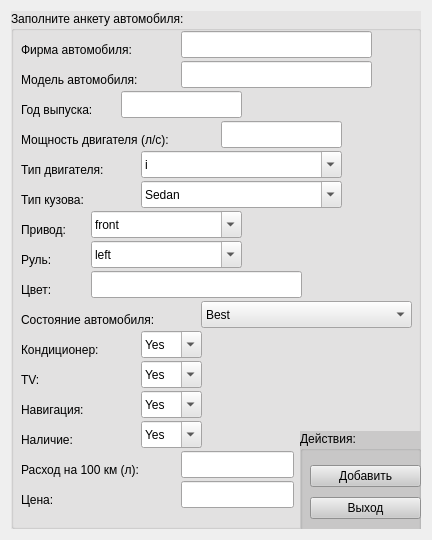
forward32/autocenter, file db_app/addcar.ui: the form before one commit.
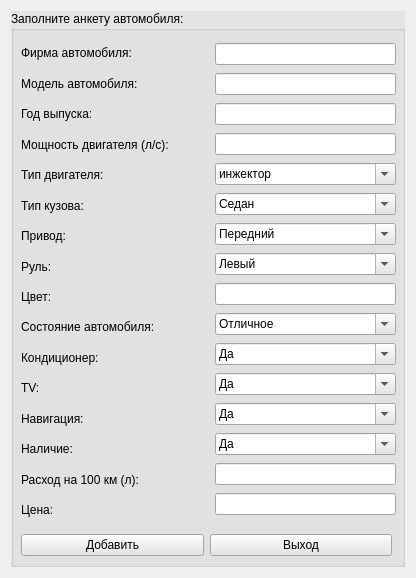
The form after the commit.

```diff
--- a/db_app/addcar.ui
+++ b/db_app/addcar.ui
@@ -6,8 +6,8 @@
    <rect>
     <x>0</x>
     <y>0</y>
-    <width>432</width>
-    <height>540</height>
+    <width>416</width>
+    <height>578</height>
    </rect>
   </property>
   <property name="windowTitle">
@@ -16,6 +16,9 @@
   <layout class="QVBoxLayout" name="verticalLayout">
    <item>
     <widget class="QGroupBox" name="gbox_addcar">
+     <property name="enabled">
+      <bool>true</bool>
+     </property>
      <property name="palette">
       <palette>
        <active>
@@ -437,1004 +440,401 @@
      <property name="title">
       <string>Заполните анкету автомобиля:</string>
      </property>
-     <widget class="QLabel" name="label">
-      <property name="geometry">
-       <rect>
-        <x>10</x>
-        <y>60</y>
-        <width>161</width>
-        <height>17</height>
-       </rect>
-      </property>
-      <property name="text">
-       <string>Модель автомобиля:</string>
-      </property>
-     </widget>
-     <widget class="QLabel" name="label_2">
-      <property name="geometry">
-       <rect>
-        <x>10</x>
-        <y>30</y>
-        <width>161</width>
-        <height>17</height>
-       </rect>
-      </property>
-      <property name="text">
-       <string>Фирма автомобиля:</string>
-      </property>
-     </widget>
-     <widget class="QLabel" name="label_3">
-      <property name="geometry">
-       <rect>
-        <x>10</x>
-        <y>90</y>
-        <width>101</width>
-        <height>17</height>
-       </rect>
-      </property>
-      <property name="text">
-       <string>Год выпуска:</string>
-      </property>
-     </widget>
-     <widget class="QLabel" name="label_4">
-      <property name="geometry">
-       <rect>
-        <x>10</x>
-        <y>120</y>
-        <width>191</width>
-        <height>17</height>
-       </rect>
-      </property>
-      <property name="text">
-       <string>Мощность двигателя (л/c):</string>
-      </property>
-     </widget>
-     <widget class="QLabel" name="label_5">
-      <property name="geometry">
-       <rect>
-        <x>10</x>
-        <y>150</y>
-        <width>111</width>
-        <height>17</height>
-       </rect>
-      </property>
-      <property name="text">
-       <string>Тип двигателя:</string>
-      </property>
-     </widget>
-     <widget class="QLabel" name="label_6">
-      <property name="geometry">
-       <rect>
-        <x>10</x>
-        <y>180</y>
-        <width>91</width>
-        <height>17</height>
-       </rect>
-      </property>
-      <property name="text">
-       <string>Тип кузова:</string>
-      </property>
-     </widget>
-     <widget class="QLabel" name="label_7">
-      <property name="geometry">
-       <rect>
-        <x>10</x>
-        <y>210</y>
-        <width>61</width>
-        <height>17</height>
-       </rect>
-      </property>
-      <property name="text">
-       <string>Привод:</string>
-      </property>
-     </widget>
-     <widget class="QLabel" name="label_8">
-      <property name="geometry">
-       <rect>
-        <x>10</x>
-        <y>240</y>
-        <width>51</width>
-        <height>17</height>
-       </rect>
-      </property>
-      <property name="text">
-       <string>Руль:</string>
-      </property>
-     </widget>
-     <widget class="QLabel" name="label_9">
-      <property name="geometry">
-       <rect>
-        <x>10</x>
-        <y>270</y>
-        <width>41</width>
-        <height>17</height>
-       </rect>
-      </property>
-      <property name="text">
-       <string>Цвет:</string>
-      </property>
-     </widget>
-     <widget class="QLabel" name="label_10">
-      <property name="geometry">
-       <rect>
-        <x>10</x>
-        <y>300</y>
-        <width>171</width>
-        <height>17</height>
-       </rect>
-      </property>
-      <property name="text">
-       <string>Состояние автомобиля:</string>
-      </property>
-     </widget>
-     <widget class="QLabel" name="label_11">
-      <property name="geometry">
-       <rect>
-        <x>10</x>
-        <y>330</y>
-        <width>111</width>
-        <height>17</height>
-       </rect>
-      </property>
-      <property name="text">
-       <string>Кондиционер:</string>
-      </property>
-     </widget>
-     <widget class="QLabel" name="label_12">
-      <property name="geometry">
-       <rect>
-        <x>10</x>
-        <y>360</y>
-        <width>31</width>
-        <height>17</height>
-       </rect>
-      </property>
-      <property name="text">
-       <string>TV:</string>
-      </property>
-     </widget>
-     <widget class="QLabel" name="label_13">
-      <property name="geometry">
-       <rect>
-        <x>10</x>
-        <y>390</y>
-        <width>91</width>
-        <height>17</height>
-       </rect>
-      </property>
-      <property name="text">
-       <string>Навигация:</string>
-      </property>
-     </widget>
-     <widget class="QLabel" name="label_14">
-      <property name="geometry">
-       <rect>
-        <x>10</x>
-        <y>450</y>
-        <width>161</width>
-        <height>17</height>
-       </rect>
-      </property>
-      <property name="text">
-       <string>Расход на 100 км (л):</string>
-      </property>
-     </widget>
-     <widget class="QLineEdit" name="edt_firm">
-      <property name="geometry">
-       <rect>
-        <x>170</x>
-        <y>20</y>
-        <width>191</width>
-        <height>27</height>
-       </rect>
-      </property>
-     </widget>
-     <widget class="QLineEdit" name="edt_model">
-      <property name="geometry">
-       <rect>
-        <x>170</x>
-        <y>50</y>
-        <width>191</width>
-        <height>27</height>
-       </rect>
-      </property>
-     </widget>
-     <widget class="QLineEdit" name="edt_year">
-      <property name="geometry">
-       <rect>
-        <x>110</x>
-        <y>80</y>
-        <width>121</width>
-        <height>27</height>
-       </rect>
-      </property>
-     </widget>
-     <widget class="QLineEdit" name="edt_power">
-      <property name="geometry">
-       <rect>
-        <x>210</x>
-        <y>110</y>
-        <width>121</width>
-        <height>27</height>
-       </rect>
-      </property>
-     </widget>
-     <widget class="QComboBox" name="cmb_eng_type">
-      <property name="geometry">
-       <rect>
-        <x>130</x>
-        <y>140</y>
-        <width>201</width>
-        <height>27</height>
-       </rect>
-      </property>
-      <property name="editable">
-       <bool>true</bool>
-      </property>
-      <item>
-       <property name="text">
-        <string>i</string>
-       </property>
-      </item>
-      <item>
-       <property name="text">
-        <string>tg</string>
-       </property>
-      </item>
-      <item>
-       <property name="text">
-        <string>d</string>
-       </property>
-      </item>
-      <item>
-       <property name="text">
-        <string>td</string>
-       </property>
-      </item>
-      <item>
-       <property name="text">
-        <string>bt</string>
-       </property>
-      </item>
-      <item>
-       <property name="text">
-        <string>c</string>
-       </property>
-      </item>
-     </widget>
-     <widget class="QComboBox" name="cmb_body_type">
-      <property name="geometry">
-       <rect>
-        <x>130</x>
-        <y>170</y>
-        <width>201</width>
-        <height>27</height>
-       </rect>
-      </property>
-      <property name="editable">
-       <bool>true</bool>
-      </property>
-      <item>
-       <property name="text">
-        <string>Sedan</string>
-       </property>
-      </item>
-      <item>
-       <property name="text">
-        <string>Cabriolet</string>
-       </property>
-      </item>
-      <item>
-       <property name="text">
-        <string>Avant</string>
-       </property>
-      </item>
-      <item>
-       <property name="text">
-        <string>H-back</string>
-       </property>
-      </item>
-      <item>
-       <property name="text">
-        <string>Miniven</string>
-       </property>
-      </item>
-      <item>
-       <property name="text">
-        <string>Coupe</string>
-       </property>
-      </item>
-      <item>
-       <property name="text">
-        <string>Jeep</string>
-       </property>
-      </item>
-     </widget>
-     <widget class="QComboBox" name="cmb_drive_type">
-      <property name="geometry">
-       <rect>
-        <x>80</x>
-        <y>200</y>
-        <width>151</width>
-        <height>27</height>
-       </rect>
-      </property>
-      <property name="editable">
-       <bool>true</bool>
-      </property>
-      <item>
-       <property name="text">
-        <string>front</string>
-       </property>
-      </item>
-      <item>
-       <property name="text">
-        <string>back</string>
-       </property>
-      </item>
-      <item>
-       <property name="text">
-        <string>both</string>
-       </property>
-      </item>
-     </widget>
-     <widget class="QComboBox" name="cmb_rudder_type">
-      <property name="geometry">
-       <rect>
-        <x>80</x>
-        <y>230</y>
-        <width>151</width>
-        <height>27</height>
-       </rect>
-      </property>
-      <property name="editable">
-       <bool>true</bool>
-      </property>
-      <item>
-       <property name="text">
-        <string>left</string>
-       </property>
-      </item>
-      <item>
-       <property name="text">
-        <string>right</string>
-       </property>
-      </item>
-     </widget>
-     <widget class="QLineEdit" name="edt_color">
-      <property name="geometry">
-       <rect>
-        <x>80</x>
-        <y>260</y>
-        <width>211</width>
-        <height>27</height>
-       </rect>
-      </property>
-     </widget>
-     <widget class="QComboBox" name="cmb_condition">
-      <property name="geometry">
-       <rect>
-        <x>190</x>
-        <y>290</y>
-        <width>211</width>
-        <height>27</height>
-       </rect>
-      </property>
-      <item>
-       <property name="text">
-        <string>Best</string>
-       </property>
-      </item>
-      <item>
-       <property name="text">
-        <string>Good</string>
-       </property>
-      </item>
-      <item>
-       <property name="text">
-        <string>Middle</string>
-       </property>
-      </item>
-      <item>
-       <property name="text">
-        <string>Crash</string>
-       </property>
-      </item>
-     </widget>
-     <widget class="QComboBox" name="cmb_cond">
-      <property name="geometry">
-       <rect>
-        <x>130</x>
-        <y>320</y>
-        <width>61</width>
-        <height>27</height>
-       </rect>
-      </property>
-      <property name="editable">
-       <bool>true</bool>
-      </property>
-      <item>
-       <property name="text">
-        <string>Yes</string>
-       </property>
-      </item>
-      <item>
-       <property name="text">
-        <string>No</string>
-       </property>
-      </item>
-     </widget>
-     <widget class="QComboBox" name="cmb_tv">
-      <property name="geometry">
-       <rect>
-        <x>130</x>
-        <y>350</y>
-        <width>61</width>
-        <height>27</height>
-       </rect>
-      </property>
-      <property name="editable">
-       <bool>true</bool>
-      </property>
-      <item>
-       <property name="text">
-        <string>Yes</string>
-       </property>
-      </item>
-      <item>
-       <property name="text">
-        <string>No</string>
-       </property>
-      </item>
-     </widget>
-     <widget class="QComboBox" name="cmb_navig">
-      <property name="geometry">
-       <rect>
-        <x>130</x>
-        <y>380</y>
-        <width>61</width>
-        <height>27</height>
-       </rect>
-      </property>
-      <property name="editable">
-       <bool>true</bool>
-      </property>
-      <item>
-       <property name="text">
-        <string>Yes</string>
-       </property>
-      </item>
-      <item>
-       <property name="text">
-        <string>No</string>
-       </property>
-      </item>
-     </widget>
-     <widget class="QLineEdit" name="edt_outgo">
-      <property name="geometry">
-       <rect>
-        <x>170</x>
-        <y>440</y>
-        <width>113</width>
-        <height>27</height>
-       </rect>
-      </property>
-     </widget>
-     <widget class="QLabel" name="label_15">
-      <property name="geometry">
-       <rect>
-        <x>10</x>
-        <y>480</y>
-        <width>51</width>
-        <height>17</height>
-       </rect>
-      </property>
-      <property name="text">
-       <string>Цена:</string>
-      </property>
-     </widget>
-     <widget class="QLineEdit" name="edt_price">
-      <property name="geometry">
-       <rect>
-        <x>170</x>
-        <y>470</y>
-        <width>113</width>
-        <height>27</height>
-       </rect>
-      </property>
-     </widget>
-     <widget class="QGroupBox" name="gbox_actions">
-      <property name="geometry">
-       <rect>
-        <x>289</x>
-        <y>420</y>
-        <width>121</width>
-        <height>101</height>
-       </rect>
-      </property>
-      <property name="palette">
-       <palette>
-        <active>
-         <colorrole role="WindowText">
-          <brush brushstyle="SolidPattern">
-           <color alpha="255">
-            <red>0</red>
-            <green>0</green>
-            <blue>0</blue>
-           </color>
-          </brush>
-         </colorrole>
-         <colorrole role="Button">
-          <brush brushstyle="SolidPattern">
-           <color alpha="255">
-            <red>202</red>
-            <green>201</green>
-            <blue>201</blue>
-           </color>
-          </brush>
-         </colorrole>
-         <colorrole role="Light">
-          <brush brushstyle="SolidPattern">
-           <color alpha="255">
-            <red>255</red>
-            <green>255</green>
-            <blue>255</blue>
-           </color>
-          </brush>
-         </colorrole>
-         <colorrole role="Midlight">
-          <brush brushstyle="SolidPattern">
-           <color alpha="255">
-            <red>228</red>
-            <green>228</green>
-            <blue>228</blue>
-           </color>
-          </brush>
-         </colorrole>
-         <colorrole role="Dark">
-          <brush brushstyle="SolidPattern">
-           <color alpha="255">
-            <red>101</red>
-            <green>100</green>
-            <blue>100</blue>
-           </color>
-          </brush>
-         </colorrole>
-         <colorrole role="Mid">
-          <brush brushstyle="SolidPattern">
-           <color alpha="255">
-            <red>135</red>
-            <green>134</green>
-            <blue>134</blue>
-           </color>
-          </brush>
-         </colorrole>
-         <colorrole role="Text">
-          <brush brushstyle="SolidPattern">
-           <color alpha="255">
-            <red>0</red>
-            <green>0</green>
-            <blue>0</blue>
-           </color>
-          </brush>
-         </colorrole>
-         <colorrole role="BrightText">
-          <brush brushstyle="SolidPattern">
-           <color alpha="255">
-            <red>255</red>
-            <green>255</green>
-            <blue>255</blue>
-           </color>
-          </brush>
-         </colorrole>
-         <colorrole role="ButtonText">
-          <brush brushstyle="SolidPattern">
-           <color alpha="255">
-            <red>0</red>
-            <green>0</green>
-            <blue>0</blue>
-           </color>
-          </brush>
-         </colorrole>
-         <colorrole role="Base">
-          <brush brushstyle="SolidPattern">
-           <color alpha="255">
-            <red>255</red>
-            <green>255</green>
-            <blue>255</blue>
-           </color>
-          </brush>
-         </colorrole>
-         <colorrole role="Window">
-          <brush brushstyle="SolidPattern">
-           <color alpha="255">
-            <red>202</red>
-            <green>201</green>
-            <blue>201</blue>
-           </color>
-          </brush>
-         </colorrole>
-         <colorrole role="Shadow">
-          <brush brushstyle="SolidPattern">
-           <color alpha="255">
-            <red>0</red>
-            <green>0</green>
-            <blue>0</blue>
-           </color>
-          </brush>
-         </colorrole>
-         <colorrole role="AlternateBase">
-          <brush brushstyle="SolidPattern">
-           <color alpha="255">
-            <red>228</red>
-            <green>228</green>
-            <blue>228</blue>
-           </color>
-          </brush>
-         </colorrole>
-         <colorrole role="ToolTipBase">
-          <brush brushstyle="SolidPattern">
-           <color alpha="255">
-            <red>255</red>
-            <green>255</green>
-            <blue>220</blue>
-           </color>
-          </brush>
-         </colorrole>
-         <colorrole role="ToolTipText">
-          <brush brushstyle="SolidPattern">
-           <color alpha="255">
-            <red>0</red>
-            <green>0</green>
-            <blue>0</blue>
-           </color>
-          </brush>
-         </colorrole>
-        </active>
-        <inactive>
-         <colorrole role="WindowText">
-          <brush brushstyle="SolidPattern">
-           <color alpha="255">
-            <red>0</red>
-            <green>0</green>
-            <blue>0</blue>
-           </color>
-          </brush>
-         </colorrole>
-         <colorrole role="Button">
-          <brush brushstyle="SolidPattern">
-           <color alpha="255">
-            <red>202</red>
-            <green>201</green>
-            <blue>201</blue>
-           </color>
-          </brush>
-         </colorrole>
-         <colorrole role="Light">
-          <brush brushstyle="SolidPattern">
-           <color alpha="255">
-            <red>255</red>
-            <green>255</green>
-            <blue>255</blue>
-           </color>
-          </brush>
-         </colorrole>
-         <colorrole role="Midlight">
-          <brush brushstyle="SolidPattern">
-           <color alpha="255">
-            <red>228</red>
-            <green>228</green>
-            <blue>228</blue>
-           </color>
-          </brush>
-         </colorrole>
-         <colorrole role="Dark">
-          <brush brushstyle="SolidPattern">
-           <color alpha="255">
-            <red>101</red>
-            <green>100</green>
-            <blue>100</blue>
-           </color>
-          </brush>
-         </colorrole>
-         <colorrole role="Mid">
-          <brush brushstyle="SolidPattern">
-           <color alpha="255">
-            <red>135</red>
-            <green>134</green>
-            <blue>134</blue>
-           </color>
-          </brush>
-         </colorrole>
-         <colorrole role="Text">
-          <brush brushstyle="SolidPattern">
-           <color alpha="255">
-            <red>0</red>
-            <green>0</green>
-            <blue>0</blue>
-           </color>
-          </brush>
-         </colorrole>
-         <colorrole role="BrightText">
-          <brush brushstyle="SolidPattern">
-           <color alpha="255">
-            <red>255</red>
-            <green>255</green>
-            <blue>255</blue>
-           </color>
-          </brush>
-         </colorrole>
-         <colorrole role="ButtonText">
-          <brush brushstyle="SolidPattern">
-           <color alpha="255">
-            <red>0</red>
-            <green>0</green>
-            <blue>0</blue>
-           </color>
-          </brush>
-         </colorrole>
-         <colorrole role="Base">
-          <brush brushstyle="SolidPattern">
-           <color alpha="255">
-            <red>255</red>
-            <green>255</green>
-            <blue>255</blue>
-           </color>
-          </brush>
-         </colorrole>
-         <colorrole role="Window">
-          <brush brushstyle="SolidPattern">
-           <color alpha="255">
-            <red>202</red>
-            <green>201</green>
-            <blue>201</blue>
-           </color>
-          </brush>
-         </colorrole>
-         <colorrole role="Shadow">
-          <brush brushstyle="SolidPattern">
-           <color alpha="255">
-            <red>0</red>
-            <green>0</green>
-            <blue>0</blue>
-           </color>
-          </brush>
-         </colorrole>
-         <colorrole role="AlternateBase">
-          <brush brushstyle="SolidPattern">
-           <color alpha="255">
-            <red>228</red>
-            <green>228</green>
-            <blue>228</blue>
-           </color>
-          </brush>
-         </colorrole>
-         <colorrole role="ToolTipBase">
-          <brush brushstyle="SolidPattern">
-           <color alpha="255">
-            <red>255</red>
-            <green>255</green>
-            <blue>220</blue>
-           </color>
-          </brush>
-         </colorrole>
-         <colorrole role="ToolTipText">
-          <brush brushstyle="SolidPattern">
-           <color alpha="255">
-            <red>0</red>
-            <green>0</green>
-            <blue>0</blue>
-           </color>
-          </brush>
-         </colorrole>
-        </inactive>
-        <disabled>
-         <colorrole role="WindowText">
-          <brush brushstyle="SolidPattern">
-           <color alpha="255">
-            <red>101</red>
-            <green>100</green>
-            <blue>100</blue>
-           </color>
-          </brush>
-         </colorrole>
-         <colorrole role="Button">
-          <brush brushstyle="SolidPattern">
-           <color alpha="255">
-            <red>202</red>
-            <green>201</green>
-            <blue>201</blue>
-           </color>
-          </brush>
-         </colorrole>
-         <colorrole role="Light">
-          <brush brushstyle="SolidPattern">
-           <color alpha="255">
-            <red>255</red>
-            <green>255</green>
-            <blue>255</blue>
-           </color>
-          </brush>
-         </colorrole>
-         <colorrole role="Midlight">
-          <brush brushstyle="SolidPattern">
-           <color alpha="255">
-            <red>228</red>
-            <green>228</green>
-            <blue>228</blue>
-           </color>
-          </brush>
-         </colorrole>
-         <colorrole role="Dark">
-          <brush brushstyle="SolidPattern">
-           <color alpha="255">
-            <red>101</red>
-            <green>100</green>
-            <blue>100</blue>
-           </color>
-          </brush>
-         </colorrole>
-         <colorrole role="Mid">
-          <brush brushstyle="SolidPattern">
-           <color alpha="255">
-            <red>135</red>
-            <green>134</green>
-            <blue>134</blue>
-           </color>
-          </brush>
-         </colorrole>
-         <colorrole role="Text">
-          <brush brushstyle="SolidPattern">
-           <color alpha="255">
-            <red>101</red>
-            <green>100</green>
-            <blue>100</blue>
-           </color>
-          </brush>
-         </colorrole>
-         <colorrole role="BrightText">
-          <brush brushstyle="SolidPattern">
-           <color alpha="255">
-            <red>255</red>
-            <green>255</green>
-            <blue>255</blue>
-           </color>
-          </brush>
-         </colorrole>
-         <colorrole role="ButtonText">
-          <brush brushstyle="SolidPattern">
-           <color alpha="255">
-            <red>101</red>
-            <green>100</green>
-            <blue>100</blue>
-           </color>
-          </brush>
-         </colorrole>
-         <colorrole role="Base">
-          <brush brushstyle="SolidPattern">
-           <color alpha="255">
-            <red>202</red>
-            <green>201</green>
-            <blue>201</blue>
-           </color>
-          </brush>
-         </colorrole>
-         <colorrole role="Window">
-          <brush brushstyle="SolidPattern">
-           <color alpha="255">
-            <red>202</red>
-            <green>201</green>
-            <blue>201</blue>
-           </color>
-          </brush>
-         </colorrole>
-         <colorrole role="Shadow">
-          <brush brushstyle="SolidPattern">
-           <color alpha="255">
-            <red>0</red>
-            <green>0</green>
-            <blue>0</blue>
-           </color>
-          </brush>
-         </colorrole>
-         <colorrole role="AlternateBase">
-          <brush brushstyle="SolidPattern">
-           <color alpha="255">
-            <red>202</red>
-            <green>201</green>
-            <blue>201</blue>
-           </color>
-          </brush>
-         </colorrole>
-         <colorrole role="ToolTipBase">
-          <brush brushstyle="SolidPattern">
-           <color alpha="255">
-            <red>255</red>
-            <green>255</green>
-            <blue>220</blue>
-           </color>
-          </brush>
-         </colorrole>
-         <colorrole role="ToolTipText">
-          <brush brushstyle="SolidPattern">
-           <color alpha="255">
-            <red>0</red>
-            <green>0</green>
-            <blue>0</blue>
-           </color>
-          </brush>
-         </colorrole>
-        </disabled>
-       </palette>
-      </property>
-      <property name="autoFillBackground">
-       <bool>true</bool>
-      </property>
-      <property name="title">
-       <string>Действия:</string>
-      </property>
-      <widget class="QWidget" name="layoutWidget">
-       <property name="geometry">
-        <rect>
-         <x>10</x>
-         <y>30</y>
-         <width>111</width>
-         <height>62</height>
-        </rect>
-       </property>
-       <layout class="QVBoxLayout" name="verticalLayout_2">
-        <item>
-         <widget class="QPushButton" name="btn_add">
-          <property name="text">
-           <string>Добавить</string>
-          </property>
-         </widget>
-        </item>
-        <item>
-         <widget class="QPushButton" name="btn_exit">
-          <property name="text">
-           <string>Выход</string>
-          </property>
-         </widget>
-        </item>
-       </layout>
-      </widget>
-     </widget>
-     <widget class="QLabel" name="label_16">
-      <property name="geometry">
-       <rect>
-        <x>10</x>
-        <y>420</y>
-        <width>71</width>
-        <height>17</height>
-       </rect>
-      </property>
-      <property name="text">
-       <string>Наличие:</string>
-      </property>
-     </widget>
-     <widget class="QComboBox" name="cmb_present">
-      <property name="geometry">
-       <rect>
-        <x>130</x>
-        <y>410</y>
-        <width>61</width>
-        <height>27</height>
-       </rect>
-      </property>
-      <property name="editable">
-       <bool>true</bool>
-      </property>
-      <item>
-       <property name="text">
-        <string>Yes</string>
-       </property>
-      </item>
-      <item>
-       <property name="text">
-        <string>No</string>
-       </property>
-      </item>
+     <widget class="QWidget" name="layoutWidget">
+      <property name="geometry">
+       <rect>
+        <x>10</x>
+        <y>520</y>
+        <width>371</width>
+        <height>29</height>
+       </rect>
+      </property>
+      <layout class="QHBoxLayout" name="horizontalLayout">
+       <item>
+        <widget class="QPushButton" name="btn_add">
+         <property name="text">
+          <string>Добавить</string>
+         </property>
+        </widget>
+       </item>
+       <item>
+        <widget class="QPushButton" name="btn_exit">
+         <property name="text">
+          <string>Выход</string>
+         </property>
+        </widget>
+       </item>
+      </layout>
+     </widget>
+     <widget class="QWidget" name="layoutWidget">
+      <property name="geometry">
+       <rect>
+        <x>204</x>
+        <y>30</y>
+        <width>181</width>
+        <height>481</height>
+       </rect>
+      </property>
+      <layout class="QVBoxLayout" name="verticalLayout_4">
+       <item>
+        <widget class="QLineEdit" name="edt_firm"/>
+       </item>
+       <item>
+        <widget class="QLineEdit" name="edt_model"/>
+       </item>
+       <item>
+        <widget class="QLineEdit" name="edt_year"/>
+       </item>
+       <item>
+        <widget class="QLineEdit" name="edt_power"/>
+       </item>
+       <item>
+        <widget class="QComboBox" name="cmb_eng_type">
+         <property name="editable">
+          <bool>true</bool>
+         </property>
+         <item>
+          <property name="text">
+           <string>инжектор</string>
+          </property>
+         </item>
+         <item>
+          <property name="text">
+           <string>турбодизель</string>
+          </property>
+         </item>
+         <item>
+          <property name="text">
+           <string>дизель</string>
+          </property>
+         </item>
+         <item>
+          <property name="text">
+           <string>бензин-турбина</string>
+          </property>
+         </item>
+         <item>
+          <property name="text">
+           <string>битурбо</string>
+          </property>
+         </item>
+         <item>
+          <property name="text">
+           <string>компрессор</string>
+          </property>
+         </item>
+        </widget>
+       </item>
+       <item>
+        <widget class="QComboBox" name="cmb_body_type">
+         <property name="editable">
+          <bool>true</bool>
+         </property>
+         <item>
+          <property name="text">
+           <string>Седан</string>
+          </property>
+         </item>
+         <item>
+          <property name="text">
+           <string>Авант</string>
+          </property>
+         </item>
+         <item>
+          <property name="text">
+           <string>Джип</string>
+          </property>
+         </item>
+         <item>
+          <property name="text">
+           <string>Минивен</string>
+          </property>
+         </item>
+         <item>
+          <property name="text">
+           <string>Кабриолет</string>
+          </property>
+         </item>
+         <item>
+          <property name="text">
+           <string>Купе</string>
+          </property>
+         </item>
+         <item>
+          <property name="text">
+           <string>Хетч-бек</string>
+          </property>
+         </item>
+        </widget>
+       </item>
+       <item>
+        <widget class="QComboBox" name="cmb_drive_type">
+         <property name="editable">
+          <bool>true</bool>
+         </property>
+         <item>
+          <property name="text">
+           <string>Передний</string>
+          </property>
+         </item>
+         <item>
+          <property name="text">
+           <string>Задний</string>
+          </property>
+         </item>
+         <item>
+          <property name="text">
+           <string>Полный</string>
+          </property>
+         </item>
+        </widget>
+       </item>
+       <item>
+        <widget class="QComboBox" name="cmb_rudder_type">
+         <property name="editable">
+          <bool>true</bool>
+         </property>
+         <item>
+          <property name="text">
+           <string>Левый</string>
+          </property>
+         </item>
+         <item>
+          <property name="text">
+           <string>Правый</string>
+          </property>
+         </item>
+        </widget>
+       </item>
+       <item>
+        <widget class="QLineEdit" name="edt_color"/>
+       </item>
+       <item>
+        <widget class="QComboBox" name="cmb_condition">
+         <property name="editable">
+          <bool>true</bool>
+         </property>
+         <item>
+          <property name="text">
+           <string>Отличное</string>
+          </property>
+         </item>
+         <item>
+          <property name="text">
+           <string>Хорошее</string>
+          </property>
+         </item>
+         <item>
+          <property name="text">
+           <string>Среднее</string>
+          </property>
+         </item>
+         <item>
+          <property name="text">
+           <string>Битый</string>
+          </property>
+         </item>
+        </widget>
+       </item>
+       <item>
+        <widget class="QComboBox" name="cmb_cond">
+         <property name="editable">
+          <bool>true</bool>
+         </property>
+         <item>
+          <property name="text">
+           <string>Да</string>
+          </property>
+         </item>
+         <item>
+          <property name="text">
+           <string>Нет</string>
+          </property>
+         </item>
+        </widget>
+       </item>
+       <item>
+        <widget class="QComboBox" name="cmb_tv">
+         <property name="editable">
+          <bool>true</bool>
+         </property>
+         <item>
+          <property name="text">
+           <string>Да</string>
+          </property>
+         </item>
+         <item>
+          <property name="text">
+           <string>Нет</string>
+          </property>
+         </item>
+        </widget>
+       </item>
+       <item>
+        <widget class="QComboBox" name="cmb_navig">
+         <property name="editable">
+          <bool>true</bool>
+         </property>
+         <item>
+          <property name="text">
+           <string>Да</string>
+          </property>
+         </item>
+         <item>
+          <property name="text">
+           <string>Нет</string>
+          </property>
+         </item>
+        </widget>
+       </item>
+       <item>
+        <widget class="QComboBox" name="cmb_present">
+         <property name="editable">
+          <bool>true</bool>
+         </property>
+         <item>
+          <property name="text">
+           <string>Да</string>
+          </property>
+         </item>
+         <item>
+          <property name="text">
+           <string>Нет</string>
+          </property>
+         </item>
+        </widget>
+       </item>
+       <item>
+        <widget class="QLineEdit" name="edt_outgo"/>
+       </item>
+       <item>
+        <widget class="QLineEdit" name="edt_price"/>
+       </item>
+      </layout>
+     </widget>
+     <widget class="QWidget" name="layoutWidget">
+      <property name="geometry">
+       <rect>
+        <x>10</x>
+        <y>30</y>
+        <width>191</width>
+        <height>481</height>
+       </rect>
+      </property>
+      <layout class="QVBoxLayout" name="verticalLayout_5">
+       <item>
+        <widget class="QLabel" name="label_2">
+         <property name="text">
+          <string>Фирма автомобиля:</string>
+         </property>
+        </widget>
+       </item>
+       <item>
+        <widget class="QLabel" name="label">
+         <property name="text">
+          <string>Модель автомобиля:</string>
+         </property>
+        </widget>
+       </item>
+       <item>
+        <widget class="QLabel" name="label_3">
+         <property name="text">
+          <string>Год выпуска:</string>
+         </property>
+        </widget>
+       </item>
+       <item>
+        <widget class="QLabel" name="label_4">
+         <property name="text">
+          <string>Мощность двигателя (л/c):</string>
+         </property>
+        </widget>
+       </item>
+       <item>
+        <widget class="QLabel" name="label_5">
+         <property name="text">
+          <string>Тип двигателя:</string>
+         </property>
+        </widget>
+       </item>
+       <item>
+        <widget class="QLabel" name="label_6">
+         <property name="text">
+          <string>Тип кузова:</string>
+         </property>
+        </widget>
+       </item>
+       <item>
+        <widget class="QLabel" name="label_7">
+         <property name="text">
+          <string>Привод:</string>
+         </property>
+        </widget>
+       </item>
+       <item>
+        <widget class="QLabel" name="label_8">
+         <property name="text">
+          <string>Руль:</string>
+         </property>
+        </widget>
+       </item>
+       <item>
+        <widget class="QLabel" name="label_9">
+         <property name="text">
+          <string>Цвет:</string>
+         </property>
+        </widget>
+       </item>
+       <item>
+        <widget class="QLabel" name="label_10">
+         <property name="text">
+          <string>Состояние автомобиля:</string>
+         </property>
+        </widget>
+       </item>
+       <item>
+        <widget class="QLabel" name="label_11">
+         <property name="text">
+          <string>Кондиционер:</string>
+         </property>
+        </widget>
+       </item>
+       <item>
+        <widget class="QLabel" name="label_12">
+         <property name="text">
+          <string>TV:</string>
+         </property>
+        </widget>
+       </item>
+       <item>
+        <widget class="QLabel" name="label_13">
+         <property name="text">
+          <string>Навигация:</string>
+         </property>
+        </widget>
+       </item>
+       <item>
+        <widget class="QLabel" name="label_16">
+         <property name="text">
+          <string>Наличие:</string>
+         </property>
+        </widget>
+       </item>
+       <item>
+        <widget class="QLabel" name="label_14">
+         <property name="text">
+          <string>Расход на 100 км (л):</string>
+         </property>
+        </widget>
+       </item>
+       <item>
+        <widget class="QLabel" name="label_15">
+         <property name="text">
+          <string>Цена:</string>
+         </property>
+        </widget>
+       </item>
+      </layout>
      </widget>
     </widget>
    </item>
```
